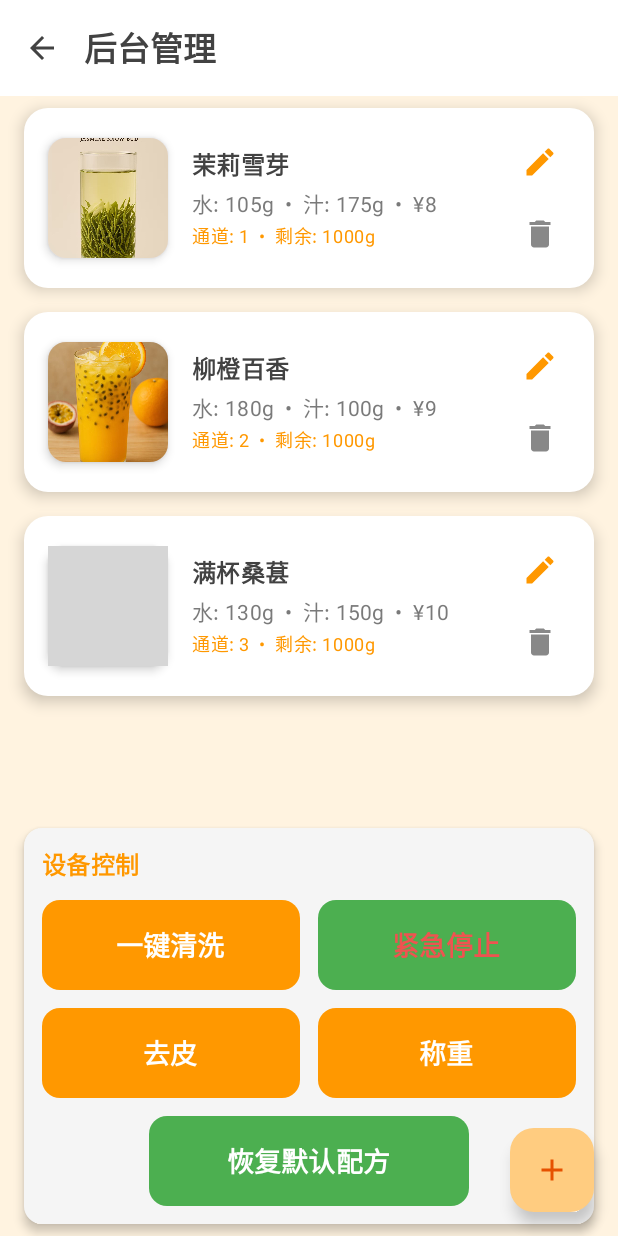
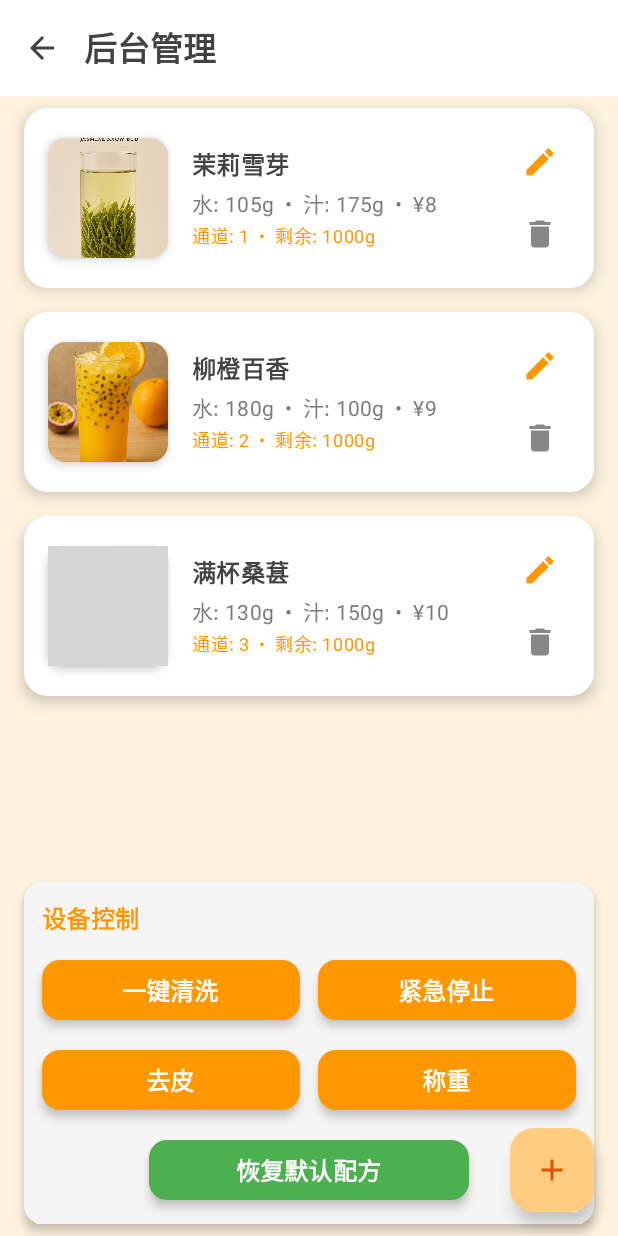
Before and after one commit to Deepmind666/fatigue_detect_APP, an Android app built with Jetpack Compose: the @Preview function AdminScreenPreview, on a phone screen of 412 x 824 dp. Run offline under Robolectric (Android 15) with nearby library versions, the phone set to English and light mode, and no system bars; our stand-ins replace Room's generated code; grey boxes are pictures that could not be loaded.

```diff
--- a/app/src/main/java/com/example/juicemachine/ui/AdminScreen.kt
+++ b/app/src/main/java/com/example/juicemachine/ui/AdminScreen.kt
@@ -47,6 +47,7 @@ import androidx.compose.foundation.Image
 import androidx.compose.ui.res.painterResource
 import androidx.compose.ui.layout.ContentScale
 import com.example.juicemachine.R
+import androidx.compose.material3.ButtonColors
 
 @OptIn(ExperimentalMaterial3Api::class)
 @Composable
@@ -140,8 +141,7 @@ fun AdminScreen(
                                 text = "紧急停止",
                                 onClick = onStop,
                                 modifier = Modifier.weight(1f),
-                                isPrimary = false,
-                                color = MaterialTheme.colorScheme.error
+                                isPrimary = true // 修改为 true，与“一键清洗”保持一致
                             )
                         }
 
@@ -177,7 +177,11 @@ fun AdminScreen(
                                 text = "恢复默认配方",
                                 onClick = onRestoreDefaults,
                                 modifier = Modifier.fillMaxWidth(0.6f),
-                                isPrimary = false
+                                isPrimary = false, // 保持为次要，但提供覆盖颜色
+                                // 精确覆盖为旧的绿色（主题中的次要颜色）
+                                overrideColors = ButtonDefaults.buttonColors(
+                                    containerColor = MaterialTheme.colorScheme.secondary
+                                )
                             )
                         }
                     }
@@ -329,20 +333,23 @@ fun ActionButton(
     text: String,
     onClick: () -> Unit,
     modifier: Modifier = Modifier,
-    isPrimary: Boolean = false,
-    color: Color = MaterialTheme.colorScheme.onPrimary
+    isPrimary: Boolean = true,
+    overrideColors: ButtonColors? = null
 ) {
     Button(
         onClick = onClick,
-        modifier = modifier
-            .width(150.dp)
-            .height(60.dp),
+        modifier = modifier,
         shape = RoundedCornerShape(12.dp),
-        colors = ButtonDefaults.buttonColors(
-            containerColor = if (isPrimary) MaterialTheme.colorScheme.primary else MaterialTheme.colorScheme.secondary,
-            contentColor = color
-        )
+        elevation = ButtonDefaults.buttonElevation(defaultElevation = 4.dp),
+        colors = overrideColors ?: if (isPrimary) {
+            ButtonDefaults.buttonColors(
+                containerColor = MaterialTheme.colorScheme.primary,
+                contentColor = MaterialTheme.colorScheme.onPrimary
+            )
+        } else {
+            ButtonDefaults.filledTonalButtonColors()
+        }
     ) {
-        Text(text = text, fontSize = 18.sp, fontWeight = FontWeight.Bold)
+        Text(text = text, fontSize = 16.sp, fontWeight = FontWeight.SemiBold)
     }
 }
```
Also changed, not shown: app/src/main/java/com/example/juicemachine/ui/EditRecipeScreen.kt (+20 -7 lines), 4 other files.
